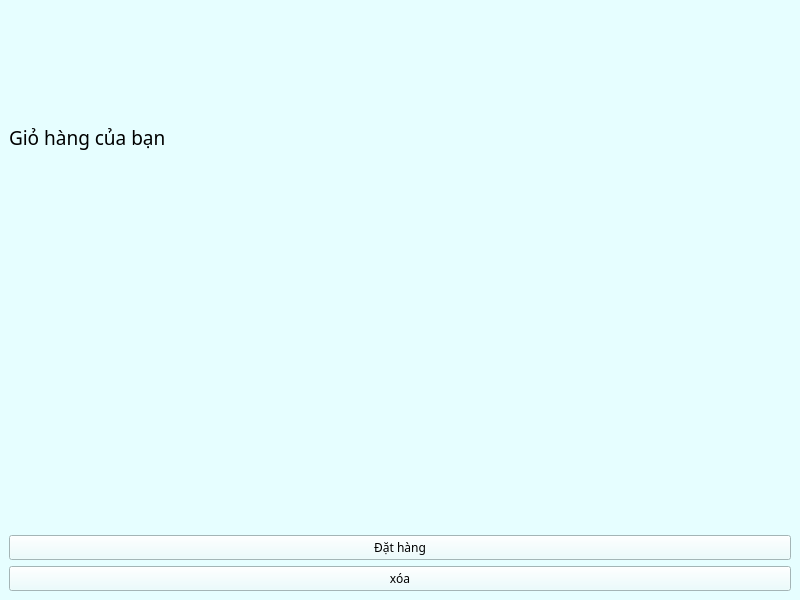
Qt form ui/giohang.ui (chaunamthong2015-ui/PTA39-SPCK) before a commit.
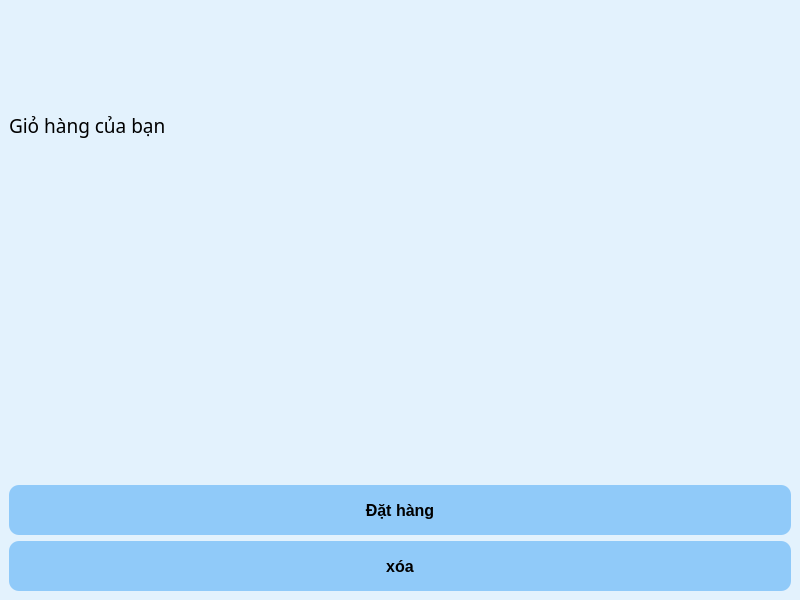
The same form after that commit.

```diff
--- a/ui/giohang.ui
+++ b/ui/giohang.ui
@@ -27,8 +27,24 @@
   </property>
   <widget class="QWidget" name="centralwidget">
    <property name="styleSheet">
-    <string notr="true">background-color: #e6feff ;
-color: #000000 ;
+    <string notr="true">#centralwidget {
+	background: #E3F2FD
+}
+
+QPushButton {
+	width: 50px;
+	height: 50px;
+	background: #90CAF9;
+	color: black;
+	font-weight: 700;
+	font-size: 16px;
+	border: none;
+	border-radius: 10px;
+}
+
+QPushButton:hover {
+	background: #2196F3;
+}
 </string>
    </property>
    <layout class="QVBoxLayout" name="verticalLayout">
@@ -56,7 +72,9 @@
      <widget class="QPushButton" name="dathang_1">
       <property name="font">
        <font>
-        <family>Arial Black</family>
+        <pointsize>-1</pointsize>
+        <weight>87</weight>
+        <bold>true</bold>
        </font>
       </property>
       <property name="text">
@@ -68,7 +86,9 @@
      <widget class="QPushButton" name="remove_btn1">
       <property name="font">
        <font>
-        <family>Arial Black</family>
+        <pointsize>-1</pointsize>
+        <weight>87</weight>
+        <bold>true</bold>
        </font>
       </property>
       <property name="text">
```
